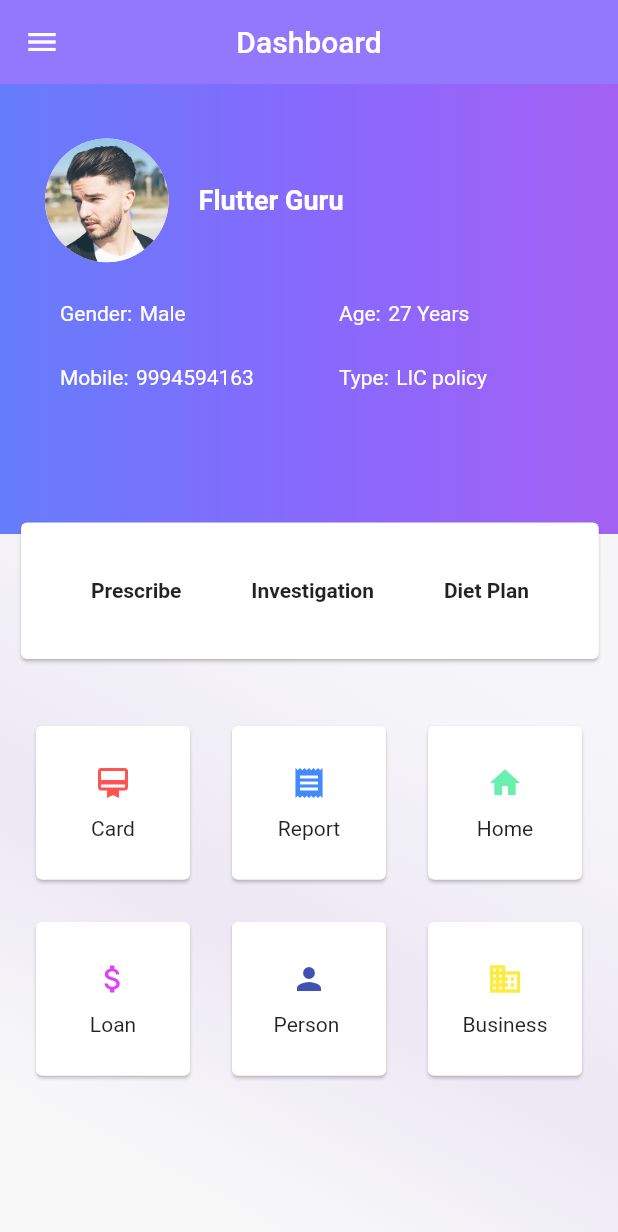
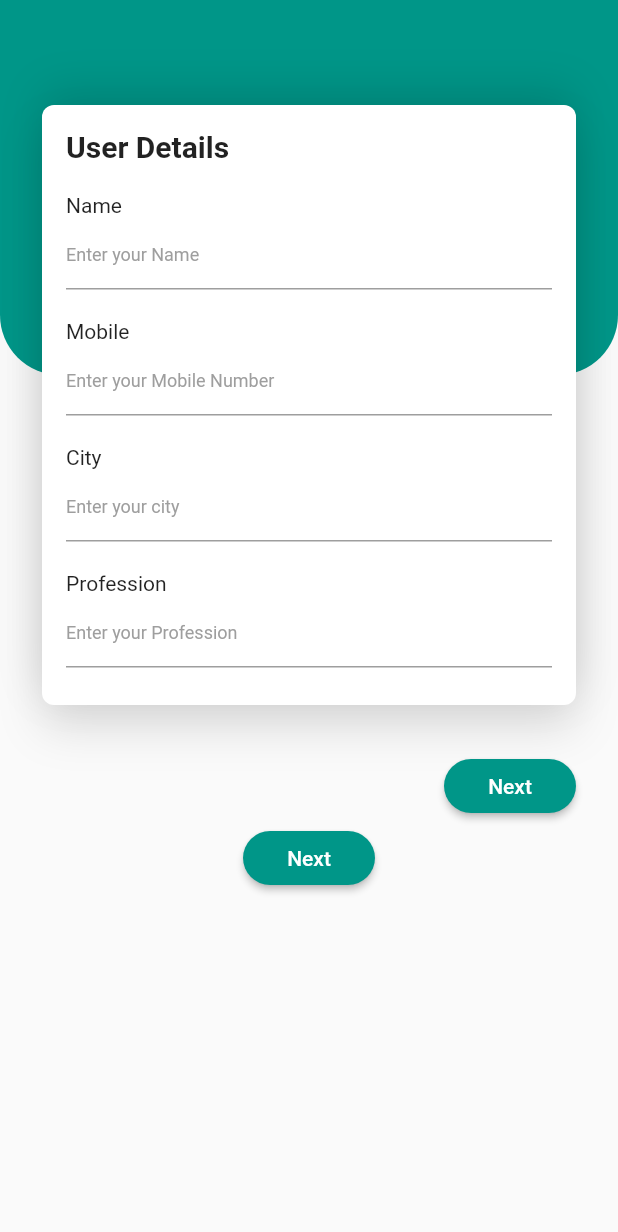
Before and after one commit to vscodeguru/flutter-guru, a Flutter app: the HomePage screen opened directly, in the side drawer, after a tap on "Home", on a phone screen of 412 x 824 dp. Shown: the top 1232 px of the screen. Run offline on Flutter 3.47's test engine with Material 2 defaults, Android fonts, the phone set to English and light mode, and no system bars; our stand-ins replace bloc, equatable, flutter_bloc, flutter_spinkit, fluttertoast, sticky_headers; missing offline and left inert: sms; statements that could not run were skipped.

Commit message:
Added Expand form

```diff
--- a/lib/main.dart
+++ b/lib/main.dart
@@ -2,8 +2,10 @@ import 'package:flutter/material.dart';
 import 'package:bloc/bloc.dart';
 import 'package:flutter/services.dart';
 import 'package:flutter_bloc/flutter_bloc.dart';
+import 'package:flutter_guru/screens/dashboard/expand.dart';
 import 'package:flutter_guru/screens/dashboard/index.dart';
 import 'package:flutter_guru/screens/dashboard/report.dart';
+import 'package:flutter_guru/screens/dashboard/sample.dart';
 import 'package:flutter_guru/screens/login/index.dart';
 import 'package:flutter_guru/screens/splash/index.dart';
 import 'package:flutter_guru/utils/authentication/index.dart';
@@ -64,6 +66,8 @@ class _AppState extends State<App> {
         routes:<String,WidgetBuilder>{
           "/card":(BuildContext context) => new Usercard(),
           "/report":(BuildContext context) => new Report(),
+           "/expand":(BuildContext context) => new Expand(),
+           "/sample":(BuildContext context) => new Sample(),
         },
        debugShowCheckedModeBanner: false,
         home: BlocBuilder<AuthenticationEvent, AuthenticationState>(
--- a/lib/screens/dashboard/dashboard_page.dart
+++ b/lib/screens/dashboard/dashboard_page.dart
@@ -200,7 +200,7 @@ class _HomePageState extends State<HomePage> {
             Divider(height: 5.0, indent: 70.0),
             ListTile(
               onTap: () {
-                Navigator.pop(context);
+               Navigator.of(context).pushNamed("/expand");
               },
               leading: new Icon(
                 Icons.home,
@@ -418,7 +418,7 @@ class _HomePageState extends State<HomePage> {
 
   Positioned _buildMiddlePositioned() {
     return Positioned(
-      top: MediaQuery.of(context).size.height * 0.35,
+      top: MediaQuery.of(context).size.height * 0.38,
       width: MediaQuery.of(context).size.width * 1.10,
       height: MediaQuery.of(context).size.height * 0.12,
       child: Container(
--- /dev/null
+++ b/lib/screens/dashboard/expand.dart
@@ -0,0 +1,465 @@
+import 'package:flutter/material.dart';
+
+class Expand extends StatefulWidget {
+  Expand({Key key}) : super(key: key);
+
+  _ExpandState createState() => _ExpandState();
+}
+
+class _ExpandState extends State<Expand> {
+  Widget build(BuildContext context) {
+    return Scaffold(
+        body: Stack(
+      fit: StackFit.expand,
+      children: <Widget>[
+        Column(
+          crossAxisAlignment: CrossAxisAlignment.end,
+          children: <Widget>[
+            Container(
+              height: 250,
+              decoration: BoxDecoration(
+                  color: Colors.teal,
+                  borderRadius: BorderRadius.only(
+                      bottomLeft: Radius.circular(40),
+                      bottomRight: Radius.circular(40))),
+            ),
+            //  Expanded(child: Container()),
+          ],
+        ),
+        SingleChildScrollView(
+          child: Padding(
+            padding: EdgeInsets.only(left: 28.0, right: 28.0, top: 60.0),
+            child: Column(
+              children: <Widget>[
+                SizedBox(
+                  height: 10,
+                ),
+                Container(
+                  width: double.infinity,
+                  height: 400,
+                  decoration: BoxDecoration(
+                      color: Colors.white,
+                      borderRadius: BorderRadius.circular(8.0),
+                      boxShadow: [
+                        BoxShadow(
+                            color: Colors.black12,
+                            offset: Offset(0.0, 15.0),
+                            blurRadius: 25.0),
+                        BoxShadow(
+                            color: Colors.black12,
+                            offset: Offset(0.0, -10.0),
+                            blurRadius: 25.0),
+                      ]),
+                  child: Padding(
+                    padding:
+                        EdgeInsets.only(left: 16.0, right: 16.0, top: 16.0),
+                    child: Column(
+                      crossAxisAlignment: CrossAxisAlignment.start,
+                      children: <Widget>[
+                        Text(
+                          'User Details',
+                          style: TextStyle(
+                              fontSize: 20, fontWeight: FontWeight.bold),
+                        ),
+                        SizedBox(
+                          height: 20,
+                        ),
+                        Text(
+                          'Name',
+                        ),
+                        TextField(
+                          decoration: InputDecoration(
+                            hintText: 'Enter your Name',
+                            hintStyle:
+                                TextStyle(color: Colors.grey, fontSize: 12.0),
+                          ),
+                        ),
+                        SizedBox(height: 20),
+                        Text(
+                          'Mobile',
+                        ),
+                        TextField(
+                          decoration: InputDecoration(
+                            hintText: 'Enter your Mobile Number',
+                            hintStyle:
+                                TextStyle(color: Colors.grey, fontSize: 12.0),
+                          ),
+                        ),
+                        SizedBox(height: 20),
+                        Text(
+                          'City',
+                        ),
+                        TextField(
+                          decoration: InputDecoration(
+                            hintText: 'Enter your city',
+                            hintStyle:
+                                TextStyle(color: Colors.grey, fontSize: 12.0),
+                          ),
+                        ),
+                        SizedBox(height: 20),
+                        Text(
+                          'Profession',
+                        ),
+                        TextField(
+                          decoration: InputDecoration(
+                            hintText: 'Enter your Profession',
+                            hintStyle:
+                                TextStyle(color: Colors.grey, fontSize: 12.0),
+                          ),
+                        ),
+                      ],
+                    ),
+                  ),
+                ),
+                SizedBox(height: 30),
+                Row(
+                  mainAxisAlignment: MainAxisAlignment.end,
+                  children: <Widget>[
+                    RaisedButton(
+                      splashColor: Colors.grey,
+                      shape: RoundedRectangleBorder(
+                        borderRadius: BorderRadius.circular(40.0),
+                      ),
+                      child: Text('Next'),
+                      color: Colors.teal,
+                      textColor: Colors.white,
+                      onPressed: () {
+                        setState(() {
+                          print('ralph');
+                        });
+                      },
+                    ),
+                  ],
+                ),
+                Row(
+                  mainAxisAlignment: MainAxisAlignment.center,
+                  children: <Widget>[
+                    RaisedButton(
+                      shape: RoundedRectangleBorder(
+                        borderRadius: BorderRadius.circular(40.0),
+                      ),
+                      child: Text('Next'),
+                      color: Colors.teal,
+                      textColor: Colors.white,
+                      onPressed: () {
+                        setState(() {
+                          print('ralph');
+                        });
+                      },
+                    ),
+                  ],
+                ),
+              ],
+            ),
+          ),
+        )
+      ],
+    )
+
+        // body: Container(
+        //   child: Stack(
+        //     children: <Widget>[
+        //       Container(
+        //         child: SingleChildScrollView(
+        //             child: Container(
+        //           height: MediaQuery.of(context).size.height,
+        //           padding: EdgeInsets.all(16),
+        //           child: Column(
+        //             mainAxisSize: MainAxisSize.max,
+        //             mainAxisAlignment: MainAxisAlignment.center,
+        //             children: <Widget>[
+        //               Row(
+        //                 mainAxisAlignment: MainAxisAlignment.start,
+        //                 children: <Widget>[
+        //                   Text(
+        //                     'User Details',
+        //                     style: TextStyle(fontSize: 30),
+        //                   ),
+        //                 ],
+        //               ),
+        //               SizedBox(
+        //                 height: 10,
+        //               ),
+        //               Divider(
+        //                 height: 16,
+        //                 color: Colors.grey,
+        //               ),
+        //               SizedBox(
+        //                 height: 20,
+        //               ),
+        //               TextFormField(
+        //                 decoration: InputDecoration(
+        //                   contentPadding: const EdgeInsets.all(13.0),
+        //                   labelText: 'Name',
+        //                   hintText: 'Enter your Name',
+        //                   suffixIcon: Icon(
+        //                     Icons.person,
+        //                   ),
+        //                   border: OutlineInputBorder(
+        //                     borderRadius: BorderRadius.all(
+        //                       Radius.circular(5.0),
+        //                     ),
+        //                   ),
+        //                   focusedBorder: OutlineInputBorder(
+        //                     borderRadius: BorderRadius.all(
+        //                       Radius.circular(5.0),
+        //                     ),
+        //                   ),
+        //                 ),
+        //               ),
+        //               SizedBox(height: 20.0),
+        //               TextFormField(
+        //                 keyboardType: TextInputType.phone,
+        //                 maxLength: 10,
+        //                 buildCounter: (BuildContext context,
+        //                         {int currentLength,
+        //                         int maxLength,
+        //                         bool isFocused}) =>
+        //                     null,
+        //                 inputFormatters: [
+        //                   WhitelistingTextInputFormatter.digitsOnly,
+        //                 ],
+        //                 decoration: InputDecoration(
+        //                   contentPadding: const EdgeInsets.all(13.0),
+        //                   labelText: 'Mobile',
+        //                   hintText: 'Enter your Mobile',
+        //                   suffixIcon: Icon(
+        //                     Icons.phone_android,
+        //                   ),
+        //                   border: OutlineInputBorder(
+        //                     borderRadius: BorderRadius.all(
+        //                       Radius.circular(5.0),
+        //                     ),
+        //                   ),
+        //                   focusedBorder: OutlineInputBorder(
+        //                     borderRadius: BorderRadius.all(
+        //                       Radius.circular(5.0),
+        //                     ),
+        //                   ),
+        //                 ),
+        //               ),
+        //               SizedBox(height: 20.0),
+        //               TextFormField(
+        //                 decoration: InputDecoration(
+        //                   contentPadding: const EdgeInsets.all(13.0),
+        //                   labelText: 'City',
+        //                   hintText: 'Enter your City',
+        //                   suffixIcon: Icon(
+        //                     Icons.domain,
+        //                   ),
+        //                   border: OutlineInputBorder(
+        //                     borderRadius: BorderRadius.all(
+        //                       Radius.circular(5.0),
+        //                     ),
+        //                   ),
+        //                   focusedBorder: OutlineInputBorder(
+        //                     borderRadius: BorderRadius.all(
+        //                       Radius.circular(5.0),
+        //                     ),
+        //                   ),
+        //                 ),
+        //               ),
+        //               SizedBox(height: 20.0),
+        //               TextFormField(
+        //                 decoration: InputDecoration(
+        //                   contentPadding: const EdgeInsets.all(13.0),
+        //                   labelText:'Profession',
+        //                   hintText: 'Enter your Profession',
+        //                   suffixIcon: Icon(
+        //                     Icons.business,
+        //                   ),
+        //                   border: OutlineInputBorder(
+        //                     borderRadius: BorderRadius.all(
+        //                       Radius.circular(5.0),
+        //                     ),
+        //                   ),
+        //                   focusedBorder: OutlineInputBorder(
+        //                     borderRadius: BorderRadius.all(
+        //                       Radius.circular(5.0),
+        //                     ),
+        //                   ),
+        //                 ),
+        //               ),
+        //               SizedBox(height: 20.0),
+        //               TextFormField(
+        //                 decoration: InputDecoration(
+        //                   contentPadding: const EdgeInsets.all(13.0),
+        //                   labelText: 'Appointment Date & Time',
+        //                   hintText: 'Appointment Date & Time',
+        //                   suffixIcon: Icon(
+        //                     Icons.business,
+        //                   ),
+        //                   border: OutlineInputBorder(
+        //                     borderRadius: BorderRadius.all(
+        //                       Radius.circular(5.0),
+        //                     ),
+        //                   ),
+        //                   focusedBorder: OutlineInputBorder(
+        //                     borderRadius: BorderRadius.all(
+        //                       Radius.circular(5.0),
+        //                     ),
+        //                   ),
+        //                 ),
+        //               ),
+        //               SizedBox(height: 20.0),
+        //               Container(
+        //                 child: Row(
+        //                   children: <Widget>[
+        //                     Text(
+        //                       'Other Details',
+        //                       style: TextStyle(fontSize: 30),
+        //                     )
+        //                   ],
+        //                 ),
+        //               ),
+        //               SizedBox(height: 5.0),
+        //               Divider(
+        //                 height: 16,
+        //                 color: Colors.grey,
+        //               ),
+        //               SizedBox(height: 5.0),
+        //               Container(
+        //                 child: Row(
+        //                   mainAxisAlignment: MainAxisAlignment.spaceEvenly,
+        //                   children: <Widget>[
+        //                     Text('Purpose'),
+        //                     Row(
+        //                       children: <Widget>[
+        //                         Radio(
+        //                             value: 0,
+        //                             groupValue: purposeValue,
+        //                             onChanged: (a) {
+        //                               setState(() {
+        //                                 purposeValue = 0;
+        //                               });
+        //                             }),
+        //                         Text('Investment'),
+        //                       ],
+        //                     ),
+        //                     Row(
+        //                       children: <Widget>[
+        //                         Radio(
+        //                             value: 1,
+        //                             groupValue: purposeValue,
+        //                             onChanged: (a) {
+        //                               setState(() {
+        //                                 purposeValue = 1;
+        //                               });
+        //                             }),
+        //                         new Text('Savings'),
+        //                       ],
+        //                     ),
+        //                     Row(
+        //                       children: <Widget>[
+        //                         Radio(
+        //                             value: 2,
+        //                             groupValue: purposeValue,
+        //                             onChanged: (a) {
+        //                               setState(() {
+        //                                 purposeValue = 2;
+        //                               });
+        //                             }),
+        //                         new Text('others'),
+        //                       ],
+        //                     ),
+        //                   ],
+        //                 ),
+        //               ),
+        //               Container(
+        //                 padding: EdgeInsets.only(right: 50),
+        //                 child: Row(
+        //                   mainAxisAlignment: MainAxisAlignment.spaceEvenly,
+        //                   children: <Widget>[
+        //                     Text('Home'),
+        //                     Row(
+        //                       children: <Widget>[
+        //                         Radio(
+        //                             value: 0,
+        //                             groupValue: homeValue,
+        //                             onChanged: (a) {
+        //                               setState(() {
+        //                                 homeValue = 0;
+        //                               });
+        //                             }),
+        //                         Text('Own house'),
+        //                       ],
+        //                     ),
+        //                     Row(
+        //                       // mainAxisAlignment: MainAxisAlignment.spaceEvenly,
+        //                       children: <Widget>[
+        //                         Radio(
+        //                             value: 1,
+        //                             groupValue: homeValue,
+        //                             onChanged: (a) {
+        //                               setState(() {
+        //                                 homeValue = 1;
+        //                               });
+        //                             }),
+        //                         new Text('Rent house'),
+        //                       ],
+        //                     ),
+        //                   ],
+        //                 ),
+        //               ),
+        //               Container(
+        //                 padding: EdgeInsets.only(right: 150),
+        //                 child: Row(
+        //                   mainAxisAlignment: MainAxisAlignment.spaceEvenly,
+        //                   children: <Widget>[
+        //                     Text('Vehicle '),
+        //                     Row(
+        //                       children: <Widget>[
+        //                         Checkbox(
+        //                             value: isChecked,
+        //                             onChanged: (value) {
+        //                               setState(() {
+        //                                 isChecked = value;
+        //                               });
+        //                             }),
+        //                         Text('Car'),
+        //                       ],
+        //                     ),
+        //                     Row(
+        //                       // mainAxisAlignment: MainAxisAlignment.spaceEvenly,
+        //                       children: <Widget>[
+        //                         Checkbox(
+        //                             value: check,
+        //                             onChanged: (value) {
+        //                               setState(() {
+        //                                 check = value;
+        //                               });
+        //                             }),
+        //                         new Text('Bike'),
+        //                       ],
+        //                     ),
+        //                   ],
+        //                 ),
+        //               ),
+        //               SizedBox(height: 10.0),
+        //               Container(
+        //                 width: MediaQuery.of(context).size.width,
+        //                 child: RaisedButton(
+        //                   shape: RoundedRectangleBorder(
+        //                     borderRadius: BorderRadius.circular(20.0),
+        //                   ),
+        //                   splashColor: Colors.blueGrey,
+        //                   elevation: 10,
+        //                   color: Colors.blue,
+        //                   textColor: Colors.white,
+        //                   onPressed: () {
+        //                     print('tapped');
+        //                     Navigator.of(context).pushNamed("/sample");
+        //                   },
+        //                   child: Text('Next'),
+        //                 ),
+        //               )
+        //             ],
+        //           ),
+        //         )),
+        //       ),
+        //     ],
+        //   ),
+        // ),
+        );
+  }
+}
--- a/pubspec.yaml
+++ b/pubspec.yaml
@@ -30,7 +30,7 @@ dependencies:
   sms: ^0.2.4
   permission: ^0.1.1
   fluttertoast: ^3.0.4
-
+  sticky_headers:
    # The following adds the Cupertino Icons font to your application.
   # Use with the CupertinoIcons class for iOS style icons.
   cupertino_icons: ^0.1.2
```
Also changed, not shown: lib/screens/dashboard/report.dart (+30 -32 lines), lib/screens/dashboard/sample.dart (added, +43 -0 lines), lib/screens/login/login_form-3.dart (+37 -31 lines), pubspec.lock.
